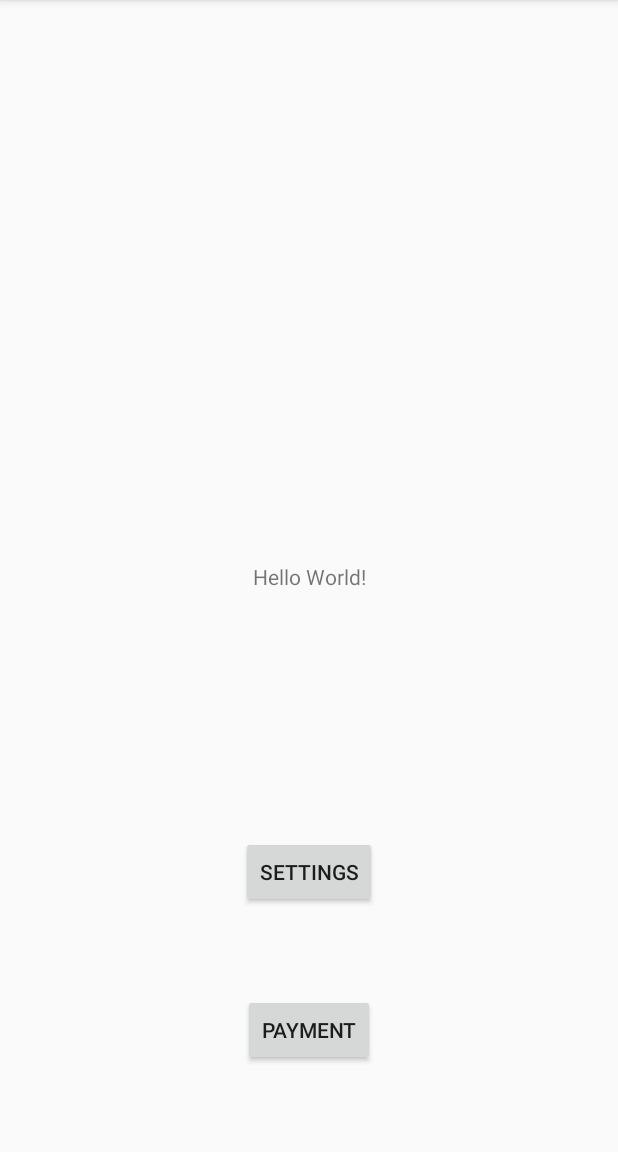
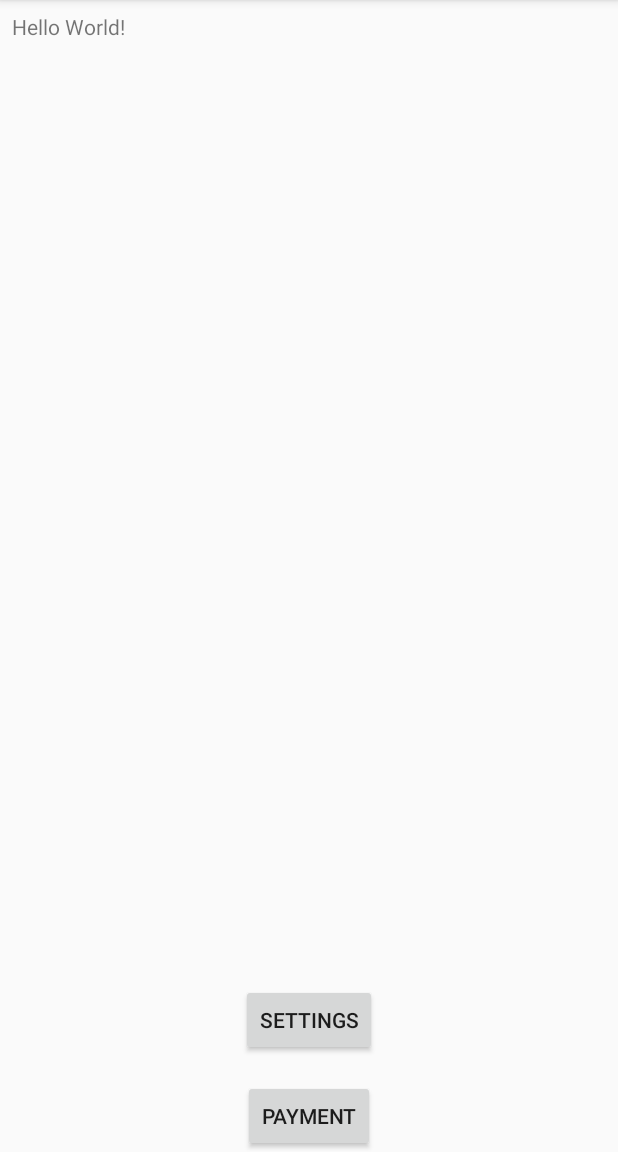
Before and after one commit to hipspay/hips-android-sdk-mpos, an Android app: the screen it shows after launch (MainActivity), on a phone screen of 412 x 824 dp, the part 84-1236 px from its top. Run offline under Robolectric (Android 15) with nearby library versions, the phone set to English and light mode, and no system bars; libraries missing offline, so code that uses them is left out: com.hips.sdk; 2 statements that could not run were skipped.

Commit message:
Updated SDK version to 0.9.7

```diff
--- a/app/build.gradle
+++ b/app/build.gradle
@@ -27,10 +27,10 @@ android {
 dependencies {
     implementation fileTree(dir: 'libs', include: ['*.jar'])
 
-    implementation 'org.bitbucket.hipspay.hips-android-sdk-mpos:hips-common:0.9.6'
-    implementation 'org.bitbucket.hipspay.hips-android-sdk-mpos:hips-core:0.9.6'
-    implementation 'org.bitbucket.hipspay.hips-android-sdk-mpos:hips-ui:0.9.6'
-    implementation 'org.bitbucket.hipspay.hips-android-sdk-mpos:hips-terminal-miura:0.9.6'
+    implementation 'org.bitbucket.hipspay.hips-android-sdk-mpos:hips-common:0.9.7'
+    implementation 'org.bitbucket.hipspay.hips-android-sdk-mpos:hips-core:0.9.7'
+    implementation 'org.bitbucket.hipspay.hips-android-sdk-mpos:hips-ui:0.9.7'
+    implementation 'org.bitbucket.hipspay.hips-android-sdk-mpos:hips-terminal-miura:0.9.7'
 
     implementation "org.jetbrains.kotlin:kotlin-stdlib-jdk7:$kotlin_version"
     implementation 'androidx.appcompat:appcompat:1.2.0'
--- a/app/src/main/java/com/hips/sdk/android/hipsmposdemo/MainActivity.kt
+++ b/app/src/main/java/com/hips/sdk/android/hipsmposdemo/MainActivity.kt
@@ -64,7 +64,7 @@ class MainActivity : AppCompatActivity() {
                     reference = "This is a test payment",
                     transactionType = TransactionType.PURCHASE,
                     currencyType = CurrencyType.SEKrona,
-                    tipFlowType = TipFlowType.TOP,
+                    tipFlowType = TipFlowType.NONE,
                     isOfflinePayment = false,
                     isTestMode = true
                 ),
--- a/app/src/main/res/layout/activity_main.xml
+++ b/app/src/main/res/layout/activity_main.xml
@@ -6,36 +6,43 @@
     android:layout_height="match_parent"
     tools:context=".MainActivity">
 
+    <ScrollView
+        android:layout_width="match_parent"
+        android:layout_height="0dp"
+        android:padding="8dp"
+        app:layout_constraintBottom_toTopOf="@+id/settings_button"
+        app:layout_constraintEnd_toEndOf="parent"
+        app:layout_constraintStart_toStartOf="parent"
+        app:layout_constraintTop_toTopOf="parent">
+
         <TextView
             android:id="@+id/main_title"
-        android:layout_width="wrap_content"
+            android:layout_width="match_parent"
             android:layout_height="wrap_content"
             android:text="Hello World!"
             app:layout_constraintBottom_toBottomOf="parent"
             app:layout_constraintLeft_toLeftOf="parent"
             app:layout_constraintRight_toRightOf="parent"
             app:layout_constraintTop_toTopOf="parent" />
+    </ScrollView>
 
     <Button
         android:id="@+id/settings_button"
-        android:onClick="openSettings"
         android:layout_width="wrap_content"
         android:layout_height="wrap_content"
+        android:layout_marginBottom="16dp"
         android:text="Settings"
-        app:layout_constraintBottom_toBottomOf="parent"
+        app:layout_constraintBottom_toTopOf="@id/payment_button"
         app:layout_constraintLeft_toLeftOf="parent"
-        app:layout_constraintRight_toRightOf="parent"
-        app:layout_constraintTop_toBottomOf="@+id/main_title" />
+        app:layout_constraintRight_toRightOf="parent" />
 
     <Button
         android:id="@+id/payment_button"
-        android:onClick="launchPayment"
         android:layout_width="wrap_content"
         android:layout_height="wrap_content"
         android:text="Payment"
         app:layout_constraintBottom_toBottomOf="parent"
         app:layout_constraintLeft_toLeftOf="parent"
-        app:layout_constraintRight_toRightOf="parent"
-        app:layout_constraintTop_toBottomOf="@+id/settings_button" />
+        app:layout_constraintRight_toRightOf="parent" />
 
 </androidx.constraintlayout.widget.ConstraintLayout>
```
Also changed, not shown: 1 other file. Lines whose indentation alone changed are shown as unchanged.
